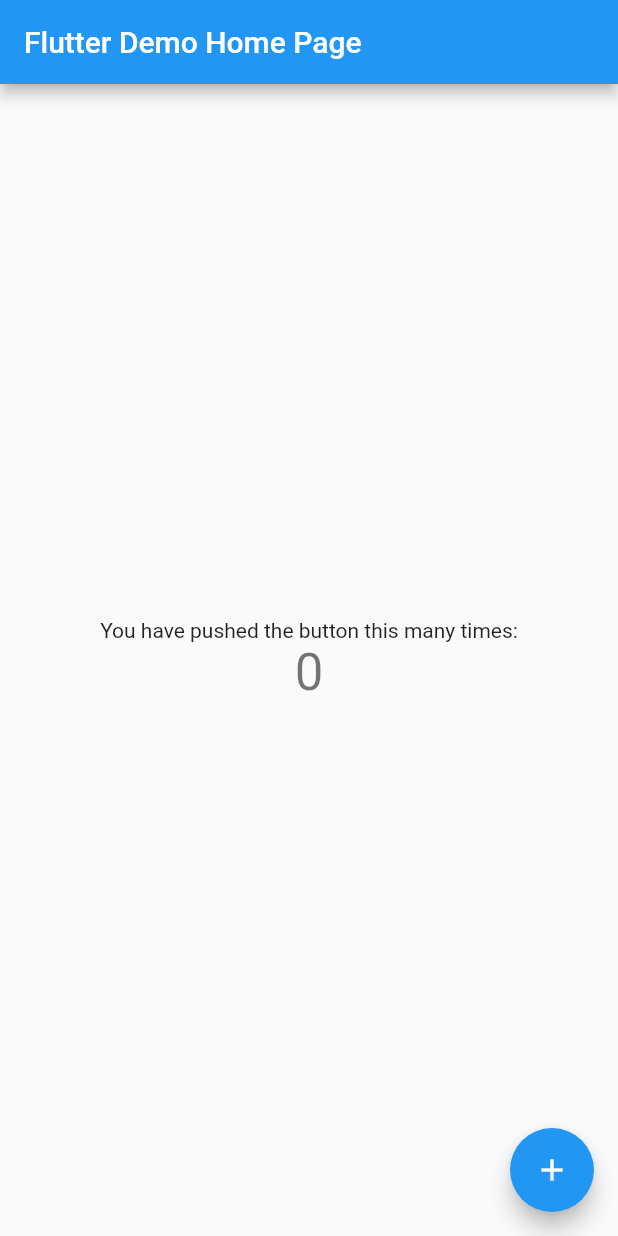
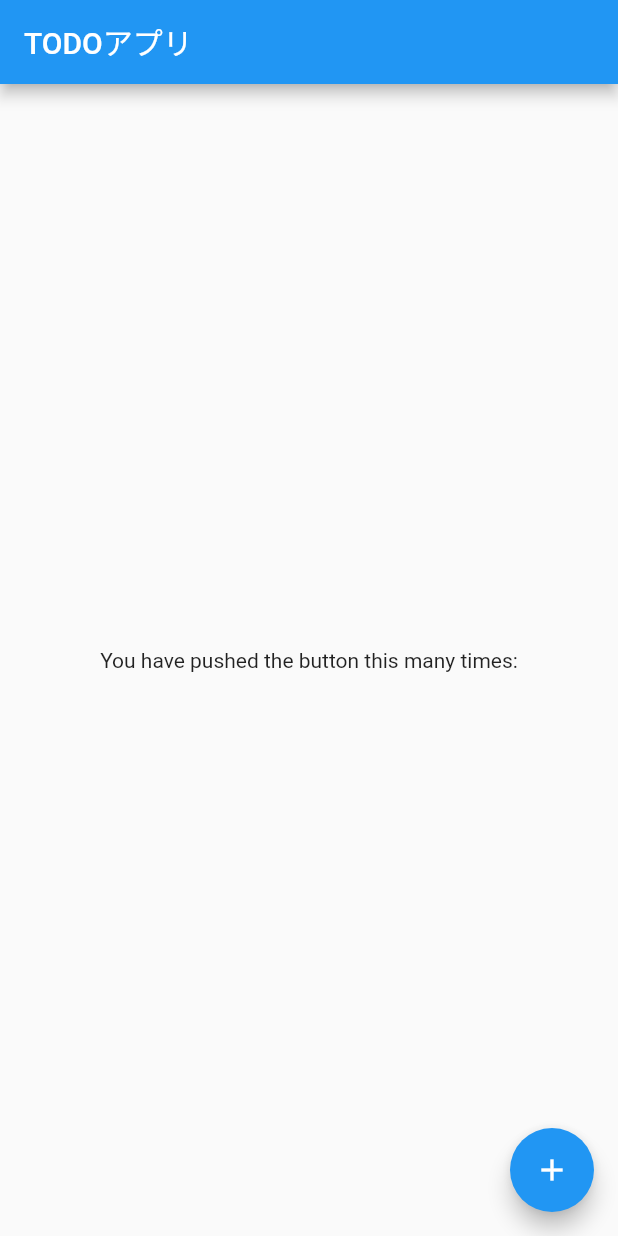
Before and after one commit to Aoc4456/flutter_todo_app, a Flutter app: the screen it shows after launch, on a phone screen of 412 x 824 dp. Run offline on Flutter 3.47's test engine with Material 2 defaults, Android fonts, the phone set to English and light mode, and no system bars.

Commit message:
不要なソースを削除

```diff
--- a/lib/main.dart
+++ b/lib/main.dart
@@ -5,109 +5,30 @@ void main() {
 }
 
 class MyApp extends StatelessWidget {
-  // This widget is the root of your application.
   @override
   Widget build(BuildContext context) {
     return MaterialApp(
-      title: 'Flutter Demo',
-      theme: ThemeData(
-        // This is the theme of your application.
-        //
-        // Try running your application with "flutter run". You'll see the
-        // application has a blue toolbar. Then, without quitting the app, try
-        // changing the primarySwatch below to Colors.green and then invoke
-        // "hot reload" (press "r" in the console where you ran "flutter run",
-        // or simply save your changes to "hot reload" in a Flutter IDE).
-        // Notice that the counter didn't reset back to zero; the application
-        // is not restarted.
-        primarySwatch: Colors.blue,
-      ),
-      home: MyHomePage(title: 'Flutter Demo Home Page'),
-    );
-  }
-}
-
-class MyHomePage extends StatefulWidget {
-  MyHomePage({Key key, this.title}) : super(key: key);
-
-  // This widget is the home page of your application. It is stateful, meaning
-  // that it has a State object (defined below) that contains fields that affect
-  // how it looks.
-
-  // This class is the configuration for the state. It holds the values (in this
-  // case the title) provided by the parent (in this case the App widget) and
-  // used by the build method of the State. Fields in a Widget subclass are
-  // always marked "final".
-
-  final String title;
-
-  @override
-  _MyHomePageState createState() => _MyHomePageState();
-}
-
-class _MyHomePageState extends State<MyHomePage> {
-  int _counter = 0;
-
-  void _incrementCounter() {
-    setState(() {
-      // This call to setState tells the Flutter framework that something has
-      // changed in this State, which causes it to rerun the build method below
-      // so that the display can reflect the updated values. If we changed
-      // _counter without calling setState(), then the build method would not be
-      // called again, and so nothing would appear to happen.
-      _counter++;
-    });
-  }
-
-  @override
-  Widget build(BuildContext context) {
-    // This method is rerun every time setState is called, for instance as done
-    // by the _incrementCounter method above.
-    //
-    // The Flutter framework has been optimized to make rerunning build methods
-    // fast, so that you can just rebuild anything that needs updating rather
-    // than having to individually change instances of widgets.
-    return Scaffold(
+      title: 'TODOアプリ',
+      home: Scaffold(
         appBar: AppBar(
-        // Here we take the value from the MyHomePage object that was created by
-        // the App.build method, and use it to set our appbar title.
-        title: Text(widget.title),
+          title: Text('TODOアプリ'),
         ),
         body: Center(
-        // Center is a layout widget. It takes a single child and positions it
-        // in the middle of the parent.
           child: Column(
-          // Column is also a layout widget. It takes a list of children and
-          // arranges them vertically. By default, it sizes itself to fit its
-          // children horizontally, and tries to be as tall as its parent.
-          //
-          // Invoke "debug painting" (press "p" in the console, choose the
-          // "Toggle Debug Paint" action from the Flutter Inspector in Android
-          // Studio, or the "Toggle Debug Paint" command in Visual Studio Code)
-          // to see the wireframe for each widget.
-          //
-          // Column has various properties to control how it sizes itself and
-          // how it positions its children. Here we use mainAxisAlignment to
-          // center the children vertically; the main axis here is the vertical
-          // axis because Columns are vertical (the cross axis would be
-          // horizontal).
             mainAxisAlignment: MainAxisAlignment.center,
             children: <Widget>[
               Text(
                 'You have pushed the button this many times:',
               ),
-            Text(
-              '$_counter',
-              style: Theme.of(context).textTheme.headline4,
-            ),
             ],
           ),
         ),
         floatingActionButton: FloatingActionButton(
-        onPressed: _incrementCounter,
+          onPressed: () {},
           tooltip: 'Increment',
           child: Icon(Icons.add),
-      ), // This trailing comma makes auto-formatting nicer for build methods.
+        ),
+      ),
     );
   }
 }
```
Also changed, not shown: 3 other files. Lines whose indentation alone changed are shown as unchanged.
